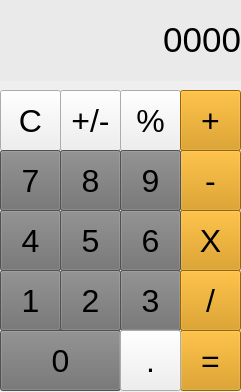
Above: CalculatorApp/mainwindow.ui from MuratcanUztemur/muratcan-uztemur before the change. Below: the same form after it.
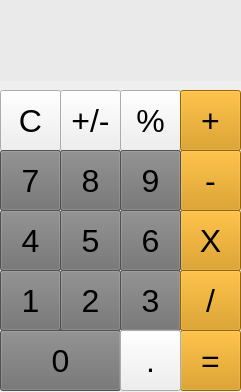
That is the form after the change.

```diff
--- a/CalculatorApp/mainwindow.ui
+++ b/CalculatorApp/mainwindow.ui
@@ -44,9 +44,9 @@
     <property name="geometry">
      <rect>
       <x>0</x>
-      <y>0</y>
+      <y>30</y>
       <width>241</width>
-      <height>81</height>
+      <height>51</height>
      </rect>
     </property>
     <property name="styleSheet">
@@ -54,7 +54,7 @@
 background-color: rgb(234, 234, 234);</string>
     </property>
     <property name="text">
-     <string>&lt;html&gt;&lt;head/&gt;&lt;body&gt;&lt;p align=&quot;right&quot;&gt;&lt;span style=&quot; font-size:26pt;&quot;&gt;0000&lt;/span&gt;&lt;/p&gt;&lt;/body&gt;&lt;/html&gt;</string>
+     <string>&lt;html&gt;&lt;head/&gt;&lt;body&gt;&lt;p align=&quot;right&quot;&gt;&lt;br/&gt;&lt;/p&gt;&lt;/body&gt;&lt;/html&gt;</string>
     </property>
    </widget>
    <widget class="QPushButton" name="minusButton">
@@ -466,6 +466,23 @@
      <string>.</string>
     </property>
    </widget>
+   <widget class="QLabel" name="historyLabel">
+    <property name="geometry">
+     <rect>
+      <x>0</x>
+      <y>0</y>
+      <width>241</width>
+      <height>31</height>
+     </rect>
+    </property>
+    <property name="styleSheet">
+     <string notr="true">background-color: rgb(112, 112, 112);
+background-color: rgb(234, 234, 234);</string>
+    </property>
+    <property name="text">
+     <string>&lt;html&gt;&lt;head/&gt;&lt;body&gt;&lt;p align=&quot;right&quot;&gt;&lt;br/&gt;&lt;/p&gt;&lt;/body&gt;&lt;/html&gt;</string>
+    </property>
+   </widget>
   </widget>
  </widget>
  <resources/>
```
